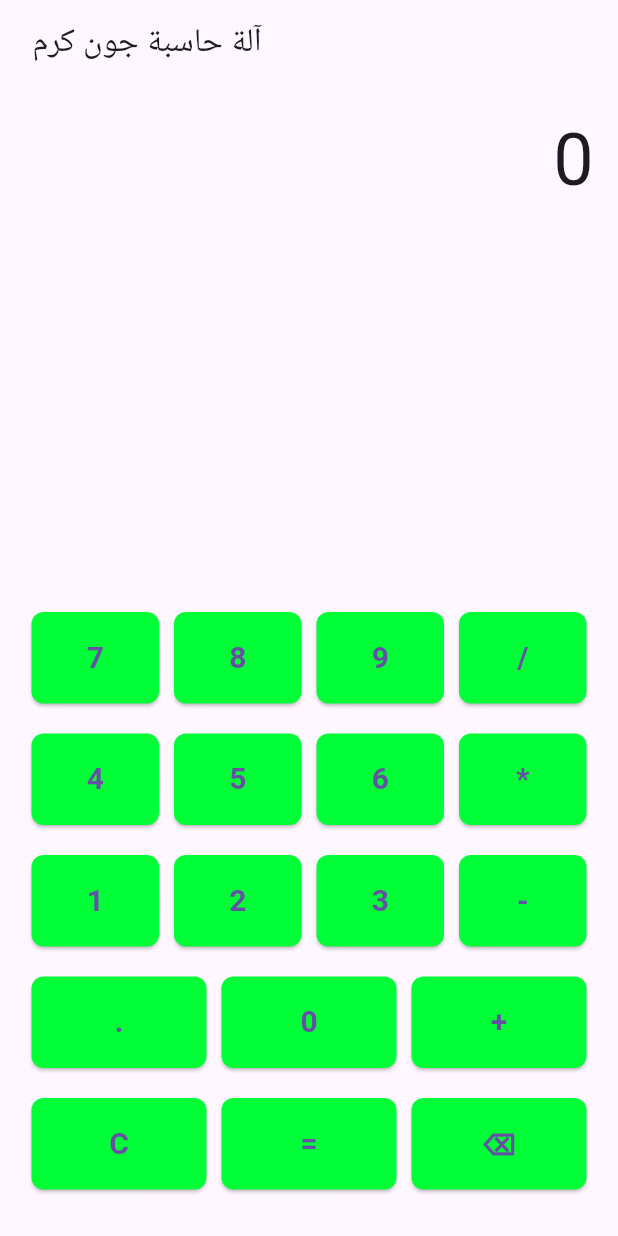
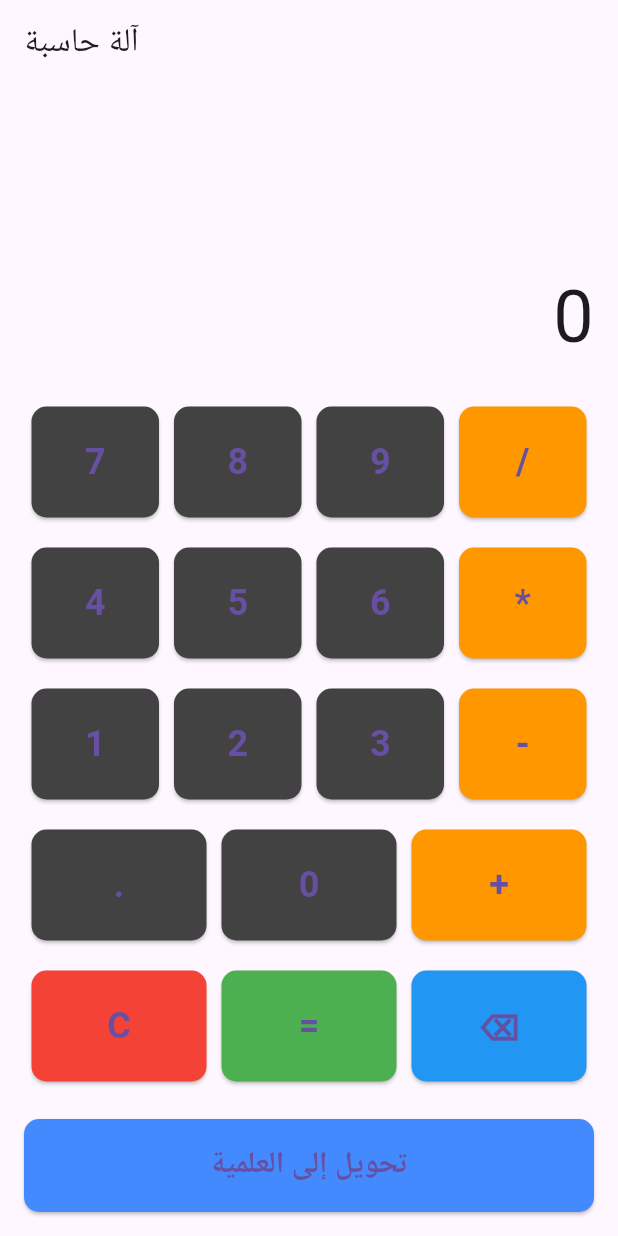
Before and after one commit to Johnkaramw/calculator_app, a Flutter app: the screen it shows after launch, on a phone screen of 412 x 824 dp. Run offline on Flutter 3.47's test engine with Material 3 defaults, Android fonts, the phone set to English and light mode, and no system bars.

Commit message:
Update main.dart

```diff
--- a/lib/main.dart
+++ b/lib/main.dart
@@ -8,7 +8,11 @@ class CalculatorApp extends StatelessWidget {
   Widget build(BuildContext context) {
     return MaterialApp(
       debugShowCheckedModeBanner: false,
-      title: 'آلة حاسة',
+      title: 'آلة حاسبة',
+      theme: ThemeData(
+        primarySwatch: Colors.blue,
+        visualDensity: VisualDensity.adaptivePlatformDensity,
+      ),
       home: Calculator(),
     );
   }
@@ -20,16 +24,20 @@ class Calculator extends StatefulWidget {
 }
 
 class _CalculatorState extends State<Calculator> {
-  String output = "0";
-  String _output = "0";
+  String output = "";
+  String _output = "";
+  String _operation = "";
   double num1 = 0.0;
   double num2 = 0.0;
   String operand = "";
   bool isScientific = false;
 
-  buttonPressed(String buttonText) {
+  void buttonPressed(String buttonText) {
+    setState(() {
       if (buttonText == "C") {
-      _output = "0";
+        _output = "";
+        _operation = "";
+        output = "";
         num1 = 0.0;
         num2 = 0.0;
         operand = "";
@@ -37,22 +45,22 @@ class _CalculatorState extends State<Calculator> {
           buttonText == "-" ||
           buttonText == "/" ||
           buttonText == "*") {
-      if (operand.isNotEmpty && _output != "0") {
+        if (operand.isNotEmpty && _output.isNotEmpty) {
           buttonPressed("=");
         }
-      num1 = double.parse(output);
+        num1 = double.parse(output.isEmpty ? "0" : output);
         operand = buttonText;
-      _output = "0";
+        _operation = output + " " + operand;
+        _output = "";
       } else if (buttonText == ".") {
         if (_output.contains(".")) {
-        print("Already contains a decimal");
           return;
         } else {
-        _output = _output + buttonText;
+          _output += buttonText;
         }
       } else if (buttonText == "=") {
         if (operand.isEmpty) return;
-      num2 = double.parse(output);
+        num2 = double.parse(output.isEmpty ? "0" : output);
         switch (operand) {
           case "+":
             _output = (num1 + num2).toString();
@@ -71,63 +79,72 @@ class _CalculatorState extends State<Calculator> {
             }
             break;
         }
+        _operation = _operation + " " + num2.toString() + " = " + _output;
         num1 = 0.0;
         num2 = 0.0;
         operand = "";
       } else if (buttonText == "Sci") {
-      setState(() {
         isScientific = !isScientific;
-      });
-      return;
       } else if (buttonText == "⌫") {
-      // Clear one character
         if (_output.length > 1) {
           _output = _output.substring(0, _output.length - 1);
         } else {
-        _output = "0";
+          _output = "";
+          output = "";
         }
       } else if (isScientific) {
-      if (buttonText == "√") {
-        _output = (math.sqrt(double.parse(output))).toString();
-      } else if (buttonText == "x²") {
-        _output = (double.parse(output) * double.parse(output)).toString();
-      } else if (buttonText == "x³") {
-        _output =
-            (double.parse(output) * double.parse(output) * double.parse(output))
+        switch (buttonText) {
+          case "√":
+            _output = (math.sqrt(double.parse(output.isEmpty ? "0" : output)))
                 .toString();
-      } else if (buttonText == "π") {
+            break;
+          case "x²":
+            _output = (double.parse(output.isEmpty ? "0" : output) *
+                    double.parse(output.isEmpty ? "0" : output))
+                .toString();
+            break;
+          case "x³":
+            _output = (double.parse(output.isEmpty ? "0" : output) *
+                    double.parse(output.isEmpty ? "0" : output) *
+                    double.parse(output.isEmpty ? "0" : output))
+                .toString();
+            break;
+          case "π":
             _output = math.pi.toString();
+            break;
         }
+        _operation = buttonText +
+            "(" +
+            (output.isEmpty ? "0" : output) +
+            ") = " +
+            _output;
       } else {
-      if (_output == "0" || _output == "Error") {
+        if (_output == "Error") {
           _output = buttonText;
         } else {
-        _output = _output + buttonText;
+          _output += buttonText;
         }
       }
-
-    setState(() {
       output = _output;
     });
   }
 
-  Widget buildButton(String buttonText) {
+  Widget buildButton(String buttonText, Color buttonColor) {
     return Expanded(
       child: Padding(
         padding: EdgeInsets.all(5.0),
         child: ElevatedButton(
           style: ElevatedButton.styleFrom(
-            padding: EdgeInsets.all(16.0),
-            minimumSize: Size(40, 40), // Set minimum size for buttons
-            disabledBackgroundColor: Color.fromARGB(255, 0, 255, 42),
-            backgroundColor: Color.fromARGB(255, 0, 255, 55),
+            padding: EdgeInsets.all(20.0),
+            minimumSize: Size(60, 60), // Set minimum size for buttons
+            backgroundColor: buttonColor,
             shape: RoundedRectangleBorder(
-              borderRadius: BorderRadius.circular(8.0),
+              borderRadius: BorderRadius.circular(10.0),
             ),
           ),
           child: Text(
             buttonText,
-            style: TextStyle(fontSize: 20.0, fontWeight: FontWeight.bold),
+            style: TextStyle(fontSize: 24.0, fontWeight: FontWeight.bold),
           ),
           onPressed: () => buttonPressed(buttonText),
         ),
@@ -139,8 +156,7 @@ class _CalculatorState extends State<Calculator> {
   Widget build(BuildContext context) {
     return Scaffold(
       appBar: AppBar(
-        title:
-            Text(isScientific ? 'آلة حاسبة - العلمية' : ' آلة حاسبة جون كرم '),
+        title: Text(isScientific ? 'آلة حاسبة - العلمية' : 'آلة حاسبة  '),
       ),
       body: Container(
         padding: EdgeInsets.all(16.0),
@@ -149,60 +165,69 @@ class _CalculatorState extends State<Calculator> {
           crossAxisAlignment: CrossAxisAlignment.stretch,
           children: <Widget>[
             Expanded(
-              child: Text(
-                output,
+              child: Column(
+                mainAxisAlignment: MainAxisAlignment.end,
+                crossAxisAlignment: CrossAxisAlignment.stretch,
+                children: [
+                  Text(
+                    _operation,
+                    style: TextStyle(fontSize: 24.0, color: Colors.grey),
+                    textAlign: TextAlign.right,
+                  ),
+                  Text(
+                    output.isEmpty ? "0" : output,
                     style: TextStyle(fontSize: 48.0),
                     textAlign: TextAlign.right,
+                  ),
+                ],
               ),
             ),
             SizedBox(height: 20.0),
             Row(
               mainAxisAlignment: MainAxisAlignment.spaceEvenly,
               children: [
-                buildButton("7"),
-                buildButton("8"),
-                buildButton("9"),
-                buildButton("/"),
+                buildButton("7", Colors.grey.shade800),
+                buildButton("8", Colors.grey.shade800),
+                buildButton("9", Colors.grey.shade800),
+                buildButton("/", Colors.orange),
               ],
             ),
             SizedBox(height: 10.0),
             Row(
               mainAxisAlignment: MainAxisAlignment.spaceEvenly,
               children: [
-                buildButton("4"),
-                buildButton("5"),
-                buildButton("6"),
-                buildButton("*"),
+                buildButton("4", Colors.grey.shade800),
+                buildButton("5", Colors.grey.shade800),
+                buildButton("6", Colors.grey.shade800),
+                buildButton("*", Colors.orange),
               ],
             ),
             SizedBox(height: 10.0),
             Row(
               mainAxisAlignment: MainAxisAlignment.spaceEvenly,
               children: [
-                buildButton("1"),
-                buildButton("2"),
-                buildButton("3"),
-                buildButton("-"),
+                buildButton("1", Colors.grey.shade800),
+                buildButton("2", Colors.grey.shade800),
+                buildButton("3", Colors.grey.shade800),
+                buildButton("-", Colors.orange),
               ],
             ),
             SizedBox(height: 10.0),
             Row(
               mainAxisAlignment: MainAxisAlignment.spaceEvenly,
               children: [
-                buildButton("."),
-                buildButton("0"),
-                buildButton("+"),
+                buildButton(".", Colors.grey.shade800),
+                buildButton("0", Colors.grey.shade800),
+                buildButton("+", Colors.orange),
               ],
             ),
             SizedBox(height: 10.0),
             Row(
               mainAxisAlignment: MainAxisAlignment.spaceEvenly,
               children: [
-                buildButton("C"),
-                buildButton("="),
-                buildButton(isScientific
-                    ? "Sci"
-                    : "⌫"), // Button to switch to scientific calculator
+                buildButton("C", Colors.red),
+                buildButton("=", Colors.green),
+                buildButton("⌫", Colors.blue),
               ],
             ),
             SizedBox(height: 10.0),
@@ -210,10 +235,26 @@ class _CalculatorState extends State<Calculator> {
               Row(
                 mainAxisAlignment: MainAxisAlignment.spaceEvenly,
                 children: [
-                  buildButton("√"),
-                  buildButton("x²"),
-                  buildButton("x³"),
+                  buildButton("√", Colors.blue.shade900),
+                  buildButton("x²", Colors.blue.shade900),
+                  buildButton("x³", Colors.blue.shade900),
+                  buildButton("π", Colors.blue.shade900),
                 ],
+              ),
+            SizedBox(height: 10.0),
+            ElevatedButton(
+              style: ElevatedButton.styleFrom(
+                padding: EdgeInsets.all(16.0),
+                backgroundColor: Colors.blueAccent,
+                shape: RoundedRectangleBorder(
+                  borderRadius: BorderRadius.circular(10.0),
+                ),
+              ),
+              child: Text(
+                isScientific ? "تحويل إلى العادية" : "تحويل إلى العلمية",
+                style: TextStyle(fontSize: 20.0, fontWeight: FontWeight.bold),
+              ),
+              onPressed: () => buttonPressed("Sci"),
             ),
           ],
         ),
```
Lines whose indentation alone changed are shown as unchanged.
